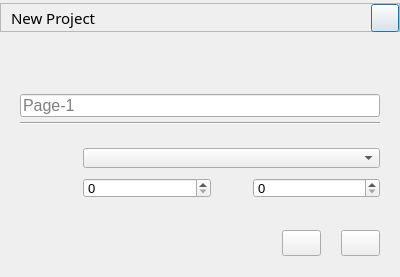
This is LVGLNewDialog.ui in CURTLab/LVGLBuilder as Qt 5 draws it before an edit. The edited form follows.
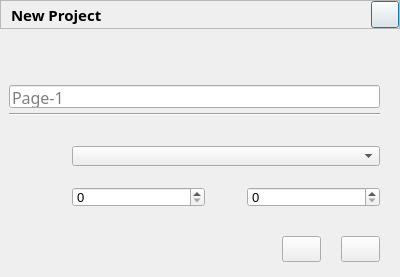
This is the edited form. Icons and pictures are not drawn.

Commit message: Modified the interface of the new project dialog

```diff
--- a/LVGLNewDialog.ui
+++ b/LVGLNewDialog.ui
@@ -123,8 +123,8 @@
          <font>
           <family>微软雅黑</family>
           <pointsize>11</pointsize>
-          <weight>50</weight>
-          <bold>false</bold>
+          <weight>75</weight>
+          <bold>true</bold>
          </font>
         </property>
         <property name="text">
@@ -159,13 +159,13 @@
         <property name="minimumSize">
          <size>
           <width>28</width>
-          <height>28</height>
+          <height>27</height>
          </size>
         </property>
         <property name="maximumSize">
          <size>
           <width>28</width>
-          <height>28</height>
+          <height>27</height>
          </size>
         </property>
         <property name="text">
@@ -217,7 +217,7 @@
        </property>
        <property name="sizeHint" stdset="0">
         <size>
-         <width>20</width>
+         <width>9</width>
          <height>20</height>
         </size>
        </property>
@@ -245,7 +245,7 @@
        </property>
        <property name="font">
         <font>
-         <family>Arial</family>
+         <family>微软雅黑</family>
          <pointsize>11</pointsize>
         </font>
        </property>
@@ -305,7 +305,7 @@
          </property>
          <property name="sizeHint" stdset="0">
           <size>
-           <width>20</width>
+           <width>9</width>
            <height>20</height>
           </size>
          </property>
@@ -333,7 +333,7 @@
          </property>
          <property name="font">
           <font>
-           <family>Arial</family>
+           <family>微软雅黑</family>
            <pointsize>12</pointsize>
           </font>
          </property>
@@ -378,7 +378,7 @@
          </property>
          <property name="sizeHint" stdset="0">
           <size>
-           <width>20</width>
+           <width>9</width>
            <height>20</height>
           </size>
          </property>
@@ -447,7 +447,7 @@
          </property>
          <property name="sizeHint" stdset="0">
           <size>
-           <width>20</width>
+           <width>9</width>
            <height>20</height>
           </size>
          </property>
@@ -455,6 +455,12 @@
        </item>
        <item>
         <widget class="QLabel" name="res">
+         <property name="sizePolicy">
+          <sizepolicy hsizetype="Preferred" vsizetype="MinimumExpanding">
+           <horstretch>0</horstretch>
+           <verstretch>0</verstretch>
+          </sizepolicy>
+         </property>
          <property name="minimumSize">
           <size>
            <width>50</width>
@@ -464,12 +470,17 @@
          <property name="font">
           <font>
            <family>Arial</family>
-           <pointsize>11</pointsize>
+           <pointsize>10</pointsize>
+           <weight>50</weight>
+           <bold>false</bold>
           </font>
          </property>
          <property name="text">
           <string/>
          </property>
+         <property name="alignment">
+          <set>Qt::AlignRight|Qt::AlignTrailing|Qt::AlignVCenter</set>
+         </property>
         </widget>
        </item>
        <item>
@@ -550,7 +561,7 @@
          </property>
          <property name="sizeHint" stdset="0">
           <size>
-           <width>20</width>
+           <width>9</width>
            <height>20</height>
           </size>
          </property>
@@ -572,13 +583,16 @@
          </property>
          <property name="font">
           <font>
-           <family>Arial</family>
+           <family>微软雅黑</family>
            <pointsize>11</pointsize>
           </font>
          </property>
          <property name="text">
           <string/>
          </property>
+         <property name="alignment">
+          <set>Qt::AlignRight|Qt::AlignTrailing|Qt::AlignVCenter</set>
+         </property>
         </widget>
        </item>
        <item>
@@ -664,13 +678,16 @@
          </property>
          <property name="font">
           <font>
-           <family>Arial</family>
+           <family>微软雅黑</family>
            <pointsize>11</pointsize>
           </font>
          </property>
          <property name="text">
           <string/>
          </property>
+         <property name="alignment">
+          <set>Qt::AlignRight|Qt::AlignTrailing|Qt::AlignVCenter</set>
+         </property>
         </widget>
        </item>
        <item>
```
The commit also changes 1 other file.
